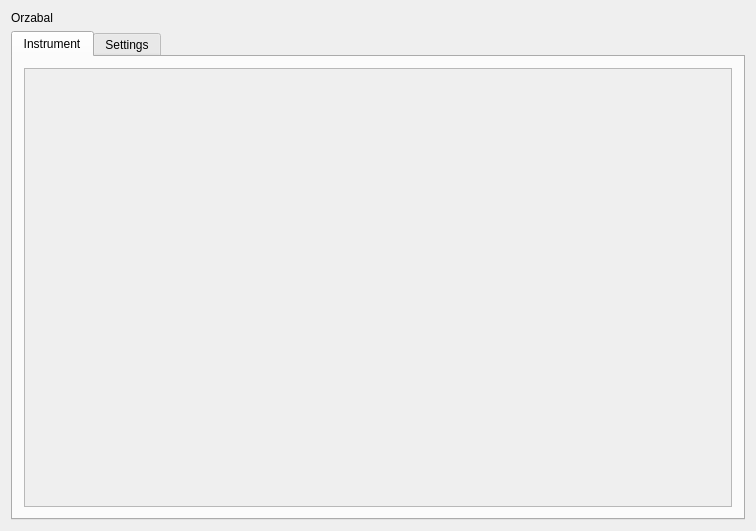
chuckfairy/Orzabal, file src/qt/MainWindow.ui: the form before one commit.
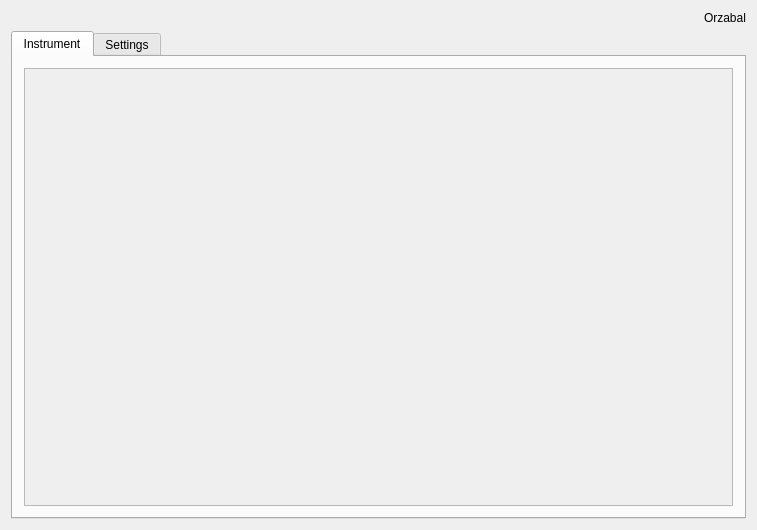
The form after the commit.

Patch:
```diff
--- a/src/qt/MainWindow.ui
+++ b/src/qt/MainWindow.ui
@@ -6,8 +6,8 @@
    <rect>
     <x>0</x>
     <y>0</y>
-    <width>756</width>
-    <height>531</height>
+    <width>757</width>
+    <height>530</height>
    </rect>
   </property>
   <property name="windowTitle">
@@ -15,13 +15,6 @@
   </property>
   <widget class="QWidget" name="centralWidget">
    <layout class="QGridLayout" name="gridLayout_2">
-    <item row="1" column="0" rowspan="2">
-     <widget class="QLabel" name="label">
-      <property name="text">
-       <string>Orzabal</string>
-      </property>
-     </widget>
-    </item>
     <item row="3" column="0">
      <widget class="QTabWidget" name="tabWidget">
       <property name="sizePolicy">
@@ -60,8 +53,8 @@
             <rect>
              <x>0</x>
              <y>0</y>
-             <width>714</width>
-             <height>425</height>
+             <width>715</width>
+             <height>424</height>
             </rect>
            </property>
           </widget>
@@ -127,6 +120,13 @@
       </widget>
      </widget>
     </item>
+    <item row="0" column="0" alignment="Qt::AlignRight">
+     <widget class="QLabel" name="label">
+      <property name="text">
+       <string>Orzabal</string>
+      </property>
+     </widget>
+    </item>
    </layout>
   </widget>
  </widget>
```
Left out of the diff: 2 changed lines with no effect on the pictures.
